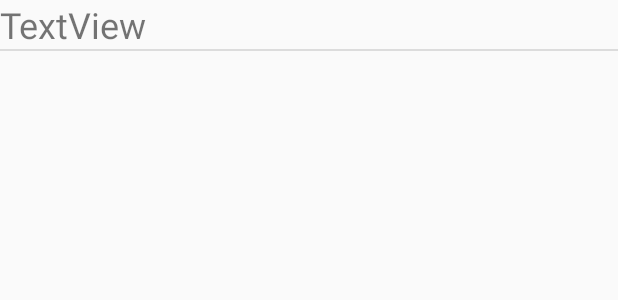
After one commit to Aria-Lee/Kotlin-Everywhere-To-do-List, an Android app: the layout item_note.xml on its own in the app's theme, with its tools: preview values and no code run, on a phone screen of 412 x 824 dp. The commit adds this screen. Shown: the top 300 px of the screen. Run offline under Robolectric (Android 15) with nearby library versions, the phone set to English and light mode, and no system bars.

Commit message:
add recyclerView

```diff
--- a/app/build.gradle
+++ b/app/build.gradle
@@ -30,4 +30,5 @@ dependencies {
     testImplementation 'junit:junit:4.12'
     androidTestImplementation 'com.android.support.test:runner:1.0.2'
     androidTestImplementation 'com.android.support.test.espresso:espresso-core:3.0.2'
+    implementation 'com.android.support:recyclerview-v7:28.0.0'
 }
--- /dev/null
+++ b/app/src/main/res/layout/item_note.xml
@@ -0,0 +1,24 @@
+<?xml version="1.0" encoding="utf-8"?>
+<android.support.constraint.ConstraintLayout xmlns:android="http://schemas.android.com/apk/res/android"
+                                             xmlns:app="http://schemas.android.com/apk/res-auto"
+                                             xmlns:tools="http://schemas.android.com/tools"
+                                             android:layout_width="match_parent"
+                                             android:layout_height="wrap_content">
+
+    <TextView
+            android:text="TextView"
+            android:layout_width="0dp"
+            android:layout_height="wrap_content"
+            android:id="@+id/tv_note" app:layout_constraintTop_toTopOf="parent"
+            app:layout_constraintStart_toStartOf="parent"
+            app:layout_constraintEnd_toEndOf="parent"
+            android:textSize="24sp"/>
+    <View
+            android:id="@+id/divider"
+            android:layout_width="0dp"
+            android:layout_height="1dp"
+            android:background="?android:attr/listDivider"
+            app:layout_constraintTop_toBottomOf="@+id/tv_note"
+            app:layout_constraintEnd_toEndOf="parent" app:layout_constraintStart_toStartOf="parent"
+    />
+</android.support.constraint.ConstraintLayout>
```
Also changed, not shown: app/src/main/java/com/example/kotlin_everywhere_to_do_list/EditActivity.kt (+5 -2 lines), app/src/main/java/com/example/kotlin_everywhere_to_do_list/MainActivity.kt (+26 -16 lines), app/src/main/java/com/example/kotlin_everywhere_to_do_list/MyAdapter.kt (added, +38 -0 lines), app/src/main/res/layout/activity_main.xml (+6 -18 lines).
